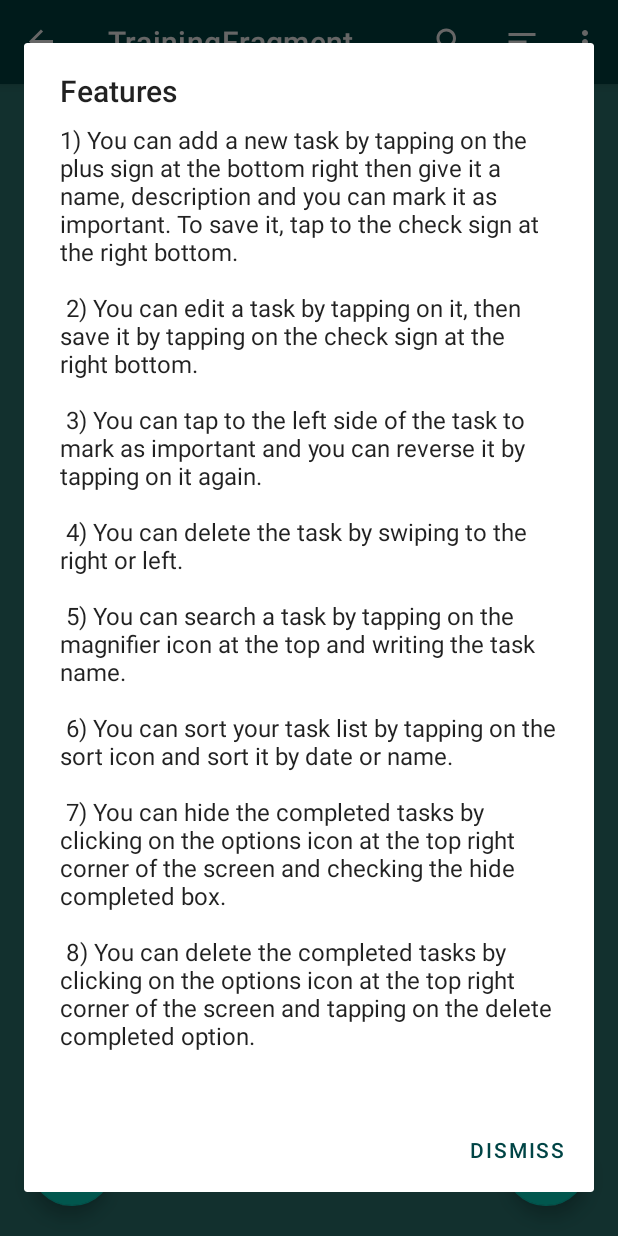
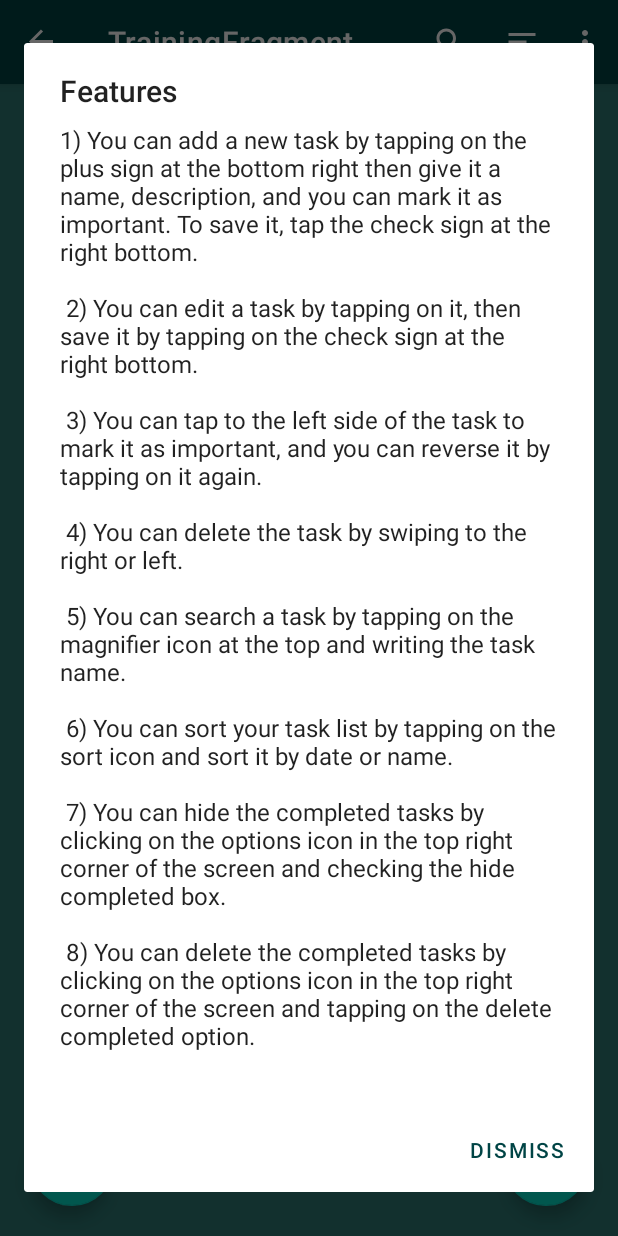
Before and after one commit to OsmanCanCinar/Android_Kotlin_ToDoApp, an Android app: the screen it shows after launch (MainActivity), after a tap on an icon or button, on a phone screen of 412 x 824 dp. Run offline under Robolectric (Android 15) with nearby library versions, the light colour scheme and no system bars; our stand-ins replace Dagger/Hilt's generated code, Room's generated code, navigation-ui; libraries missing offline, so code that uses them is left out: androidx.datastore.preferences, androidx.hilt, androidx.hilt.lifecycle; 2 statements that could not run were skipped.

Commit message:
Eleventh Commit,Typos Fixed.

```diff
--- a/app/src/main/java/com/osmancancinar/todoapp/data/TaskDatabase.kt
+++ b/app/src/main/java/com/osmancancinar/todoapp/data/TaskDatabase.kt
@@ -24,7 +24,7 @@ abstract class TaskDatabase : RoomDatabase() {
     ) : RoomDatabase.Callback() {
         override fun onCreate(db: SupportSQLiteDatabase) {
             super.onCreate(db)
-            val dao = database.get().taskDao()
+            //val dao = database.get().taskDao()
 
 
         }
--- a/app/src/main/java/com/osmancancinar/todoapp/ui/detail/DetailFragment.kt
+++ b/app/src/main/java/com/osmancancinar/todoapp/ui/detail/DetailFragment.kt
@@ -48,7 +48,8 @@ class DetailFragment : Fragment(R.layout.fragment_task_detail){
             }
 
             fabSave.setOnClickListener {
-                viewModel.onSaveClick()
+                val name_error = getString(R.string.name_warning)
+                viewModel.onSaveClick(name_error)
             }
         }
 
--- a/app/src/main/res/values/strings.xml
+++ b/app/src/main/res/values/strings.xml
@@ -1,35 +1,36 @@
 <resources>
     <string name="app_name">To Do App</string>
-    <string name="task_name">Task Name</string>
-    <string name="important_task">Important Task</string>
+    <string name="task_title">Tasks</string>
     <string name="search">Search</string>
     <string name="sort">Sort</string>
     <string name="sort_by_name">Sort by name</string>
     <string name="sort_by_creation_date">Sort by creation date</string>
     <string name="hide_completed">Hide Completed</string>
     <string name="delete_completed">Delete completed</string>
-    <string name="task_description">Task description</string>
-    <string name="created">Created:</string>
-    <string name="deleted">Task Deleted</string>
-    <string name="undo">UNDO</string>
-    <string name="task_title">Tasks</string>
-    <string name="new_task">New Task</string>
-    <string name="edit_task">Edit Task</string>
-    <string name="confirm">Confirm deletion</string>
-    <string name="are_you_sure">Do you want to delete all completed tasks?</string>
-    <string name="cancel">Cancel</string>
-    <string name="yes">Yes</string>
-    <string name="added">Task Added</string>
-    <string name="updated">Task Updated</string>
     <string name="features">Features</string>
-    <string name="instructions">1) You can add a new task by tapping on the plus sign at the bottom right then give it a name, description and you can mark it as important. To save it, tap to the check sign at the right bottom.\n\n
+    <string name="instructions">1) You can add a new task by tapping on the plus sign at the bottom right then give it a name, description, and you can mark it as important. To save it, tap the check sign at the right bottom.\n\n
                                 2) You can edit a task by tapping on it, then save it by tapping on the check sign at the right bottom. \n\n
-                                3) You can tap to the left side of the task to mark as important and you can reverse it by tapping on it again. \n\n
+                                3) You can tap to the left side of the task to mark it as important, and you can reverse it by tapping on it again.\n\n
                                 4) You can delete the task by swiping to the right or left. \n\n
                                 5) You can search a task by tapping on the magnifier icon at the top and writing the task name.\n\n
                                 6) You can sort your task list by tapping on the sort icon and sort it by date or name. \n\n
-                                7) You can hide the completed tasks by clicking on the options icon at the top right corner of the screen and checking the hide completed box. \n\n
-                                8) You can delete the completed tasks by clicking on the options icon at the top right corner of the screen and tapping on the delete completed option. \n\n
+                                7) You can hide the completed tasks by clicking on the options icon in the top right corner of the screen and checking the hide completed box. \n\n
+                                8) You can delete the completed tasks by clicking on the options icon in the top right corner of the screen and tapping on the delete completed option. \n\n
     </string>
     <string name="dismiss">DISMISS</string>
+    <string name="new_task">New Task</string>
+    <string name="edit_task">Edit Task</string>
+    <string name="task_name">Task Name</string>
+    <string name="task_description">Task description</string>
+    <string name="important_task">Important Task</string>
+    <string name="created">Created:</string>
+    <string name="name_warning">Name cannot be empty!</string>
+    <string name="added">Task Added!</string>
+    <string name="updated">Task Updated!</string>
+    <string name="deleted">Task Deleted!</string>
+    <string name="undo">UNDO</string>
+    <string name="are_you_sure">Do you want to delete all completed tasks?</string>
+    <string name="confirm">Confirm deletion</string>
+    <string name="cancel">Cancel</string>
+    <string name="yes">Yes</string>
 </resources>
```
Also changed, not shown: app/src/main/java/com/osmancancinar/todoapp/ui/detail/DetailViewModel.kt (+3 -9 lines), 1 other file.
